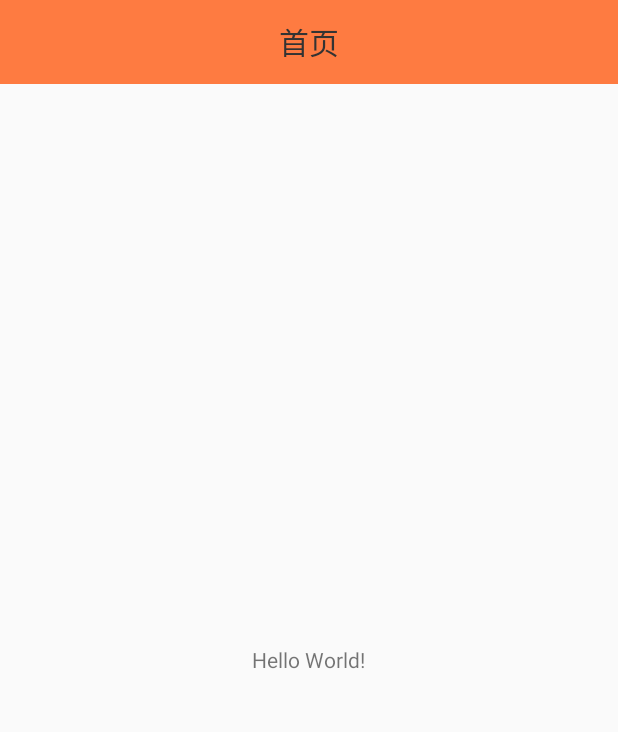
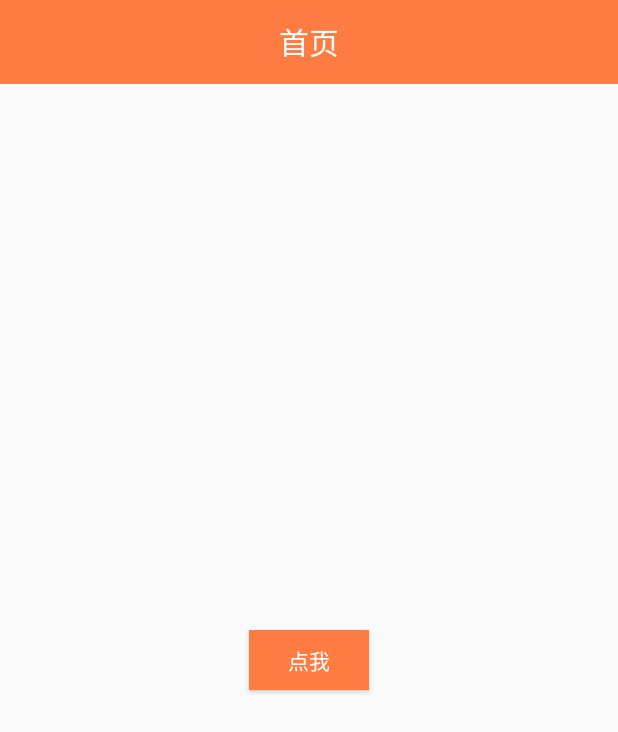
Before and after one commit to BSTZhu/StandardTemplate, an Android app: the screen it shows after launch (MainActivity), on a phone screen of 412 x 824 dp. Shown: the top 732 px of the screen. Run offline under Robolectric (Android 15) with nearby library versions, the phone set to English and light mode, and no system bars; our stand-ins replace data binding.

Commit message:
增加Animator工具类

```diff
--- a/StandardLibrary/src/main/java/com/standard/library/base/BaseActicity.java
+++ b/StandardLibrary/src/main/java/com/standard/library/base/BaseActicity.java
@@ -41,8 +41,6 @@ public abstract class BaseActicity extends AppCompatActivity {
         mContentView = (ViewGroup) findViewById(android.R.id.content);
         //初始化base控件
         initBaseView(mContentView);
-        //设置监听
-        setListener();
     }
 
     @Override
@@ -96,6 +94,11 @@ public abstract class BaseActicity extends AppCompatActivity {
         tv_title.setText(title);
     }
 
+    public void setTitleColor(int id) {
+        if (tv_title != null)
+            tv_title.setTextColor(getResources().getColor(id));
+    }
+
     protected void setTitleId(int id) {
         setTitleString(getString(id));
     }
@@ -109,26 +112,11 @@ public abstract class BaseActicity extends AppCompatActivity {
             ll_base.setVisibility(View.GONE);
     }
 
-    public void setTitleColor(int id) {
+    public void setTitleBackground(int id) {
         if (rl_title != null) {
             rl_title.setBackgroundColor(getResources().getColor(id));
         }
     }
-
-    /**
-     * [绑定控件]
-     *
-     * @param resId
-     * @return
-     */
-    protected <T extends View> T $(int resId) {
-        return (T) super.findViewById(resId);
-    }
-
-    /**
-     * [设置监听]
-     */
-    public abstract void setListener();
 
     @Override
     protected void onRestart() {
--- a/app/src/main/java/com/standard/template/MainActivity.java
+++ b/app/src/main/java/com/standard/template/MainActivity.java
@@ -1,9 +1,12 @@
 package com.standard.template;
 
+import android.animation.ObjectAnimator;
 import android.databinding.DataBindingUtil;
 import android.os.Bundle;
+import android.view.View;
 
 import com.standard.library.base.BaseActicity;
+import com.standard.library.utils.AnimatorUtils;
 import com.standard.template.databinding.ActivityMainBinding;
 
 public class MainActivity extends BaseActicity {
@@ -17,12 +20,22 @@ public class MainActivity extends BaseActicity {
         super.onCreate(savedInstanceState);
         mBinding = DataBindingUtil.setContentView(this, R.layout.activity_main);
         setTitleString("首页");
-        setTitleColor(R.color.common_orange);
+        setTitleColor(R.color.text_white);
+        setTitleBackground(R.color.common_orange);
         hideBack();
+        setListener();
     }
 
-    @Override
     public void setListener() {
-
+        mBinding.btnSure.setOnClickListener(new View.OnClickListener() {
+            @Override
+            public void onClick(View v) {
+                AnimatorUtils.translationX(mBinding.btnSure, 4000, 0f, 200f, 0f, -200f, 0f);
+                AnimatorUtils.alpha(mBinding.btnSure, 4000, 1.0f, 0.3f, 1.0f);
+                AnimatorUtils.rotationX(mBinding.btnSure, 4000, 0.0f, 360.0f, 0.0f);
+                AnimatorUtils.scaleX(mBinding.btnSure, 4000, 1.0f, 1.5f, 1.0f, 1.5f, 1.0f);
+                showToast("点了我");
+            }
+        });
     }
 }
--- a/app/src/main/res/layout/activity_main.xml
+++ b/app/src/main/res/layout/activity_main.xml
@@ -5,11 +5,14 @@
         android:layout_width="match_parent"
         android:layout_height="match_parent">
 
-        <TextView
-            android:layout_width="wrap_content"
-            android:layout_height="wrap_content"
+        <Button
+            android:id="@+id/btn_sure"
+            android:layout_width="80dp"
+            android:layout_height="40dp"
             android:layout_centerInParent="true"
-            android:text="Hello World!" />
+            android:background="@color/common_orange"
+            android:text="点我"
+            android:textColor="@color/text_white" />
 
     </RelativeLayout>
 
```
Also changed, not shown: StandardLibrary/src/main/java/com/standard/library/utils/AnimatorUtils.java (added, +49 -0 lines), StandardLibrary/src/main/res/values/strings.xml (+0 -10 lines).
